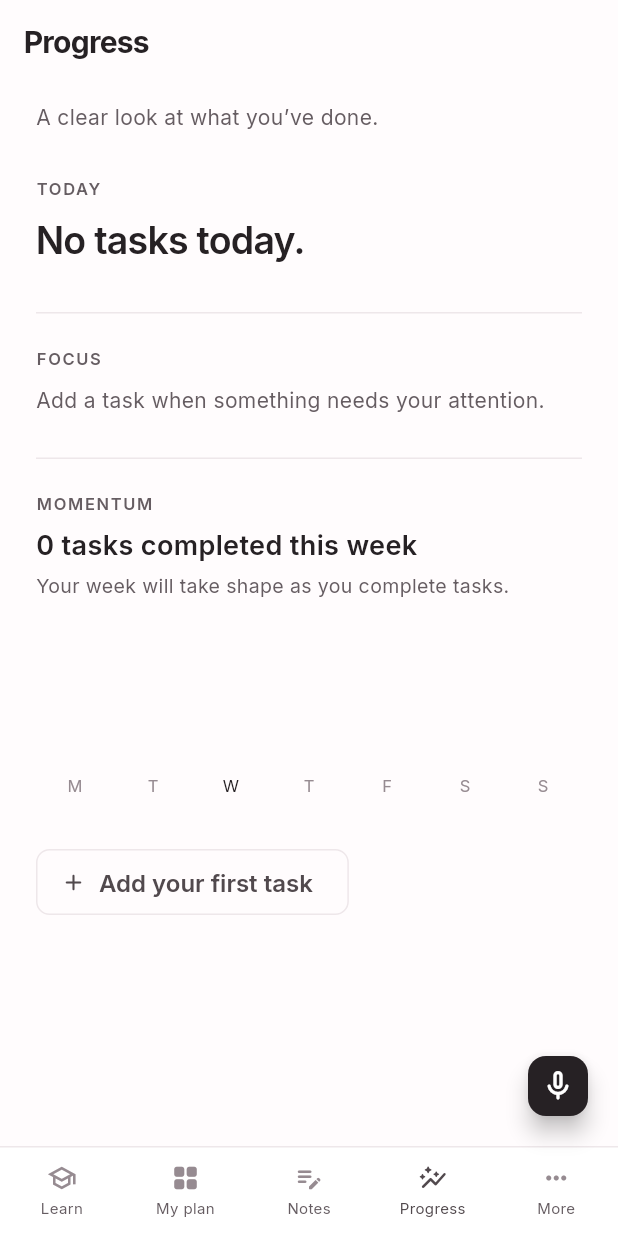
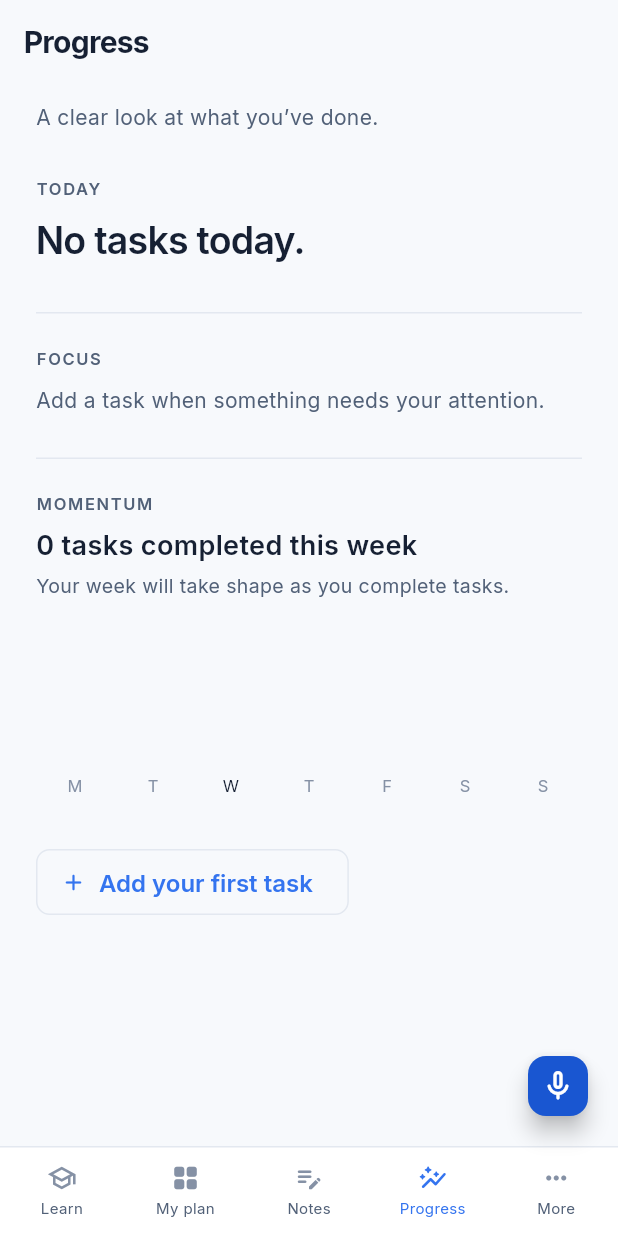
Before and after one commit to kartikpuranik18-glitch/doeet, a Flutter app: the AnalyticsScreen screen opened by its route, on a phone screen of 412 x 824 dp. Run offline on Flutter 3.47's test engine with Material 3 defaults, Android fonts, the phone set to English and light mode, and no system bars; our stand-ins replace cloud_firestore, cloud_functions, firebase_auth, firebase_core, fl_chart, flutter_animate and 10 more; accounts and stored records are empty; statements that could not run were skipped.

Commit message:
feat: redesign Dooet learning and careers experience

```diff
--- a/lib/core/constants/app_colors.dart
+++ b/lib/core/constants/app_colors.dart
@@ -1,84 +1,57 @@
-// lib/core/constants/app_colors.dart
 import 'package:flutter/material.dart';
 
-/// Dooet Design System — warm white with a restrained pink brand mark.
+/// Dooet visual system. Pink is reserved for the wordmark and small moments;
+/// learning actions use an accessible academy blue.
 class AppColors {
   AppColors._();
 
-  // ── Brand ──────────────────────────────────────────
-  static const Color brandPink = Color(0xFFE56F96);
-  static const Color primary = Color(0xFF262124);
-  static const Color primaryLight = Color(0xFF51494D);
-  static const Color primaryDark = Color(0xFF171315);
-  static const Color secondary = Color(0xFF6A6065);
+  static const Color brandPink = Color(0xFFE95D8A);
+  static const Color primary = Color(0xFF1956D1);
+  static const Color primaryLight = Color(0xFF3474EF);
+  static const Color primaryDark = Color(0xFF102A63);
+  static const Color secondary = Color(0xFF53637D);
   static const Color accent = brandPink;
 
-  // ── Alias for new screens ────────────────────────────
-  static const Color accentPurple = primary;
-  static const Color accentCyan = Color(0xFF8C8186);
-  static const Color accentGreen = Color(0xFF2F8B68);
-  static const Color accentGold = xpGold;                // Gold alias
+  static const Color accentPurple = Color(0xFF6D4CDB);
+  static const Color accentCyan = Color(0xFF11A9B8);
+  static const Color accentGreen = Color(0xFF16885E);
+  static const Color accentGold = xpGold;
 
-  // ── Backgrounds ────────────────────────────────────
-  static const Color bg = Color(0xFFFFFCFD);
+  static const Color bg = Color(0xFFF7F9FC);
   static const Color bgPrimary = bg;
   static const Color bgCard = Color(0xFFFFFFFF);
   static const Color bgSurface = bgCard;
-  static const Color bgElevated = Color(0xFFFFF7F9);
-  static const Color bgGlass = Color(0xCCFFFFFF);
+  static const Color bgElevated = Color(0xFFF0F5FF);
+  static const Color bgGlass = Color(0xEDFFFFFF);
 
-  // ── Text ───────────────────────────────────────────
-  static const Color textPrimary = Color(0xFF262124);
-  static const Color textSecondary = Color(0xFF665D62);
-  static const Color textMuted = Color(0xFF968B91);
+  static const Color textPrimary = Color(0xFF162033);
+  static const Color textSecondary = Color(0xFF526178);
+  static const Color textMuted = Color(0xFF8591A5);
 
-  // ── Borders ────────────────────────────────────────
-  static const Color border = Color(0xFFEEE7EA);
-  static const Color borderGlass = Color(0x22E56F96);
+  static const Color border = Color(0xFFE3E8F0);
+  static const Color borderGlass = Color(0x334479E8);
 
-  // ── Semantic ───────────────────────────────────────
-  static const Color success = Color(0xFF32D583);
-  static const Color warning = Color(0xFFFFB74D);
-  static const Color error = Color(0xFFFF5252);
-  static const Color info = Color(0xFF64B5F6);
+  static const Color success = Color(0xFF1E9B69);
+  static const Color warning = Color(0xFFE49A21);
+  static const Color error = Color(0xFFD6455D);
+  static const Color info = Color(0xFF3474EF);
 
-  // ── Gamification ───────────────────────────────────
-  static const Color xpGold = Color(0xFFFFD700);
-  static const Color streakFire = Color(0xFFFF6B35);
-  static const Color levelBadge = Color(0xFF9C27B0);
+  static const Color xpGold = Color(0xFFF2B84B);
+  static const Color streakFire = Color(0xFFFF7A45);
+  static const Color levelBadge = Color(0xFF7259CC);
 
-  // Legacy names retained so established UI widgets keep compiling. They are
-  // deliberately flat to avoid a gradient-heavy visual system.
   static const LinearGradient primaryGradient = LinearGradient(
-    colors: [primary, primary],
+    colors: [Color(0xFF2866E1), Color(0xFF1745AD)],
     begin: Alignment.topLeft,
     end: Alignment.bottomRight,
   );
-
-  /// Alias used across new screens
   static const LinearGradient brandGradient = primaryGradient;
-
   static const LinearGradient heroGradient = LinearGradient(
-    colors: [bg, bg, bg],
-    begin: Alignment.topCenter,
-    end: Alignment.bottomCenter,
-  );
-
-  static const LinearGradient cardGradient = LinearGradient(
-    colors: [bgCard, bgCard],
+    colors: [Color(0xFFF1F5FF), Color(0xFFFDF8FA)],
     begin: Alignment.topLeft,
     end: Alignment.bottomRight,
   );
-
-  static const LinearGradient streakGradient = LinearGradient(
-    colors: [Color(0xFFFF6B35), Color(0xFFFF4500)],
-    begin: Alignment.topLeft,
-    end: Alignment.bottomRight,
-  );
-
-  static const LinearGradient successGradient = LinearGradient(
-    colors: [Color(0xFF00D4AA), Color(0xFF00B890)],
-    begin: Alignment.topLeft,
-    end: Alignment.bottomRight,
-  );
+  static const LinearGradient cardGradient = LinearGradient(colors: [bgCard, bgCard]);
+  static const LinearGradient streakGradient = LinearGradient(colors: [Color(0xFFFF9157), Color(0xFFFF684D)]);
+  static const LinearGradient successGradient = LinearGradient(colors: [Color(0xFF2DB982), Color(0xFF14875D)]);
 }
```
